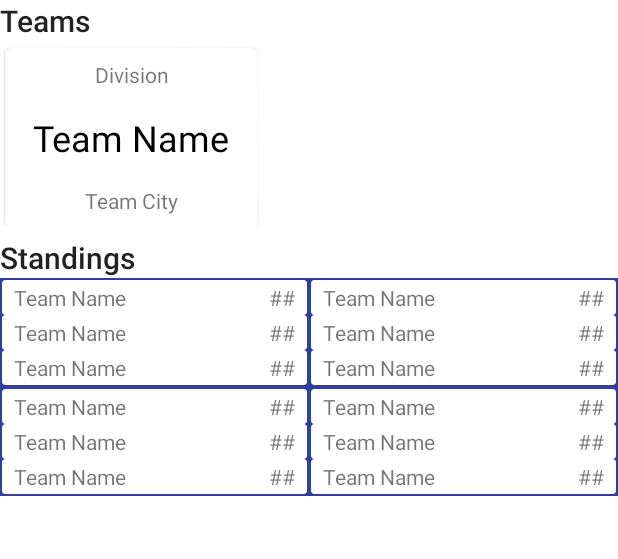
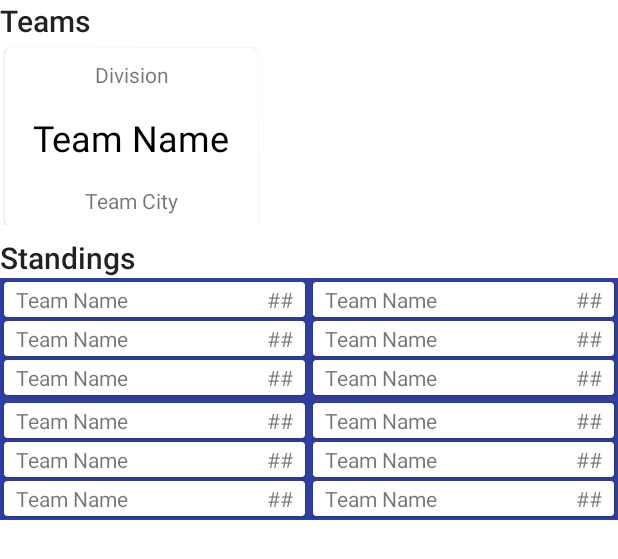
Before and after one commit to ererw11/Hockey-Stats, an Android app: the layout fragment_dashboard.xml on its own in the app's theme, with its tools: preview values and no code run, on a phone screen of 412 x 824 dp. Shown: the top 559 px of the screen. Run offline under Robolectric (Android 15) with nearby library versions, the light colour scheme and no system bars.

Commit message:
style: Added spacing between standings

```diff
--- a/app/src/main/res/layout/item_view_standings.xml
+++ b/app/src/main/res/layout/item_view_standings.xml
@@ -3,6 +3,7 @@
     xmlns:app="http://schemas.android.com/apk/res-auto"
     xmlns:tools="http://schemas.android.com/tools"
     android:layout_width="match_parent"
+    android:layout_margin="1dp"
     android:layout_height="wrap_content"
     android:orientation="vertical">
 
```
